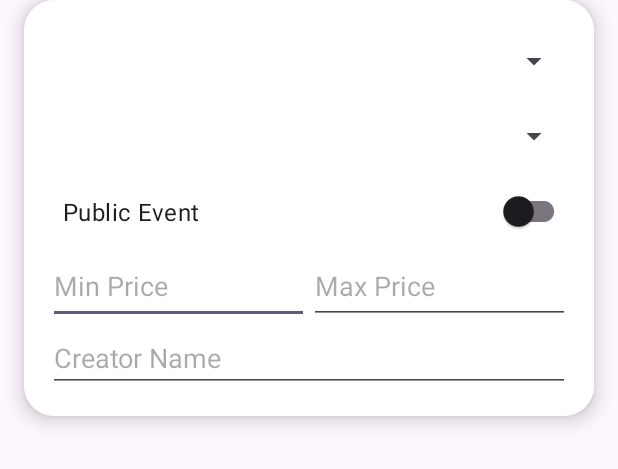
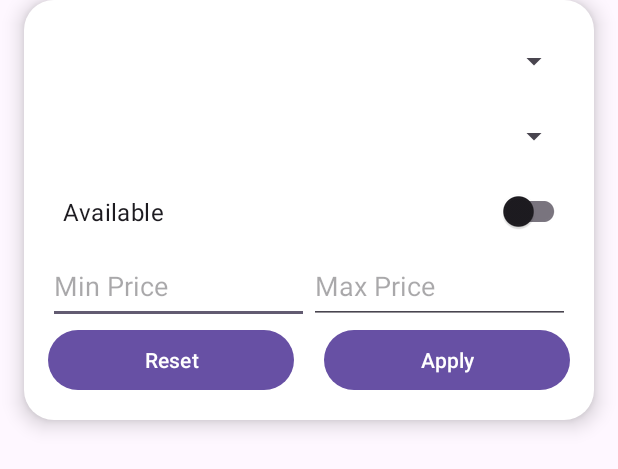
Before and after one commit to kzi-nastava/ma-project-event-planner-siit-2024-team-18, an Android app: the layout fragment_filters.xml on its own in the app's theme, with its tools: preview values and no code run, on a phone screen of 412 x 824 dp. Shown: the top 469 px of the screen. Run offline under Robolectric (Android 15) with nearby library versions, the phone set to English and light mode, and no system bars.

Commit message:
[ADD] Search and Filters Implemented

```diff
--- a/EventPlanner/app/src/main/java/com/example/eventplanner/activities/CreateServiceActivity.java
+++ b/EventPlanner/app/src/main/java/com/example/eventplanner/activities/CreateServiceActivity.java
@@ -123,7 +123,6 @@ public class CreateServiceActivity extends BaseActivity {
         eventTypeViewModel.fetchEventTypes();
         categoryViewModel.fetchCategories();
 
-        // ViewModel setup
         eventTypeViewModel = new ViewModelProvider(this).get(EventTypeCardViewModel.class);
         eventTypeViewModel.getEventTypes().observe(this, eventTypes -> {
             if (eventTypes != null) {
--- a/EventPlanner/app/src/main/java/com/example/eventplanner/clients/ServiceService.java
+++ b/EventPlanner/app/src/main/java/com/example/eventplanner/clients/ServiceService.java
@@ -59,8 +59,8 @@ public interface ServiceService {
             "User-Agent: Mobile-Android",
             "Content-Type:application/json"
     })
-    @DELETE("services/{id}")
-    Call<ResponseBody> deleteById(@Path("id") int id);
+    @DELETE("services/delete/{id}")
+    Call<Void> deleteById(@Path("id") int id);
 
     @Headers({
             "User-Agent: Mobile-Android",
--- /dev/null
+++ b/EventPlanner/app/src/main/java/com/example/eventplanner/fragments/FilterApplyListener.java
@@ -0,0 +1,5 @@
+package com.example.eventplanner.fragments;
+
+public interface FilterApplyListener {
+    void onFilterApplied(String category, String eventType, int minPrice, int maxPrice, String isAvailable);
+}
--- a/EventPlanner/app/src/main/res/layout/fragment_filters.xml
+++ b/EventPlanner/app/src/main/res/layout/fragment_filters.xml
@@ -21,12 +21,12 @@
         android:hint="Select Event Type" />
 
     <androidx.appcompat.widget.SwitchCompat
-        android:id="@+id/switchAvailability"
+        android:id="@+id/availabilitySwitch"
         android:layout_width="match_parent"
         android:layout_height="50dp"
         android:textSize="16dp"
         android:paddingStart="10dp"
-        android:text="Public Event" />
+        android:text="Available" />
 
     <LinearLayout
         android:layout_width="match_parent"
@@ -34,7 +34,7 @@
         android:orientation="horizontal"
         android:gravity="center_vertical">
         <EditText
-            android:id="@+id/etMinPrice"
+            android:id="@+id/minPriceEditText"
             android:layout_width="0dp"
             android:layout_weight="1"
             android:inputType="numberDecimal"
@@ -42,17 +42,34 @@
             android:layout_height="50dp"/>
 
         <EditText
-            android:id="@+id/etMaxPrice"
+            android:id="@+id/maxPriceEditText"
             android:layout_width="0dp"
+            android:layout_height="50dp"
             android:layout_weight="1"
-            android:inputType="numberDecimal"
             android:hint="Max Price"
-            android:layout_height="50dp"/>
+            android:inputType="numberDecimal" />
     </LinearLayout>
 
-    <EditText
-        android:id="@+id/etCreatorName"
+    <LinearLayout
         android:layout_width="match_parent"
         android:layout_height="wrap_content"
-        android:hint="Creator Name" />
+        android:gravity="center_vertical"
+        android:orientation="horizontal">
+        <Button
+            android:id="@+id/resetButton"
+            android:layout_width="0dp"
+            android:layout_height="wrap_content"
+            android:layout_marginRight="10dp"
+            android:layout_weight="1"
+            android:text="Reset" />
+
+        <Button
+            android:id="@+id/applyButton"
+            android:layout_width="0dp"
+            android:layout_height="wrap_content"
+            android:layout_marginLeft="10dp"
+            android:layout_weight="1"
+            android:text="Apply" />
+    </LinearLayout>
+
 </LinearLayout>
```
Also changed, not shown: EventPlanner/app/src/main/java/com/example/eventplanner/activities/AllServicesActivity.java (+52 -33 lines), EventPlanner/app/src/main/java/com/example/eventplanner/adapters/ServiceListAdapter.java (+6 -3 lines), EventPlanner/app/src/main/java/com/example/eventplanner/fragments/FragmentFilter.java (deleted, +0 -71 lines), EventPlanner/app/src/main/java/com/example/eventplanner/fragments/ServiceFilter.java (added, +161 -0 lines), EventPlanner/app/src/main/java/com/example/eventplanner/fragments/ServiceListFragment.java (+3 -7 lines), EventPlanner/app/src/main/java/com/example/eventplanner/models/EventType.java (+6 -4 lines), EventPlanner/app/src/main/java/com/example/eventplanner/viewmodels/ServiceListViewModel.java (+47 -5 lines).
